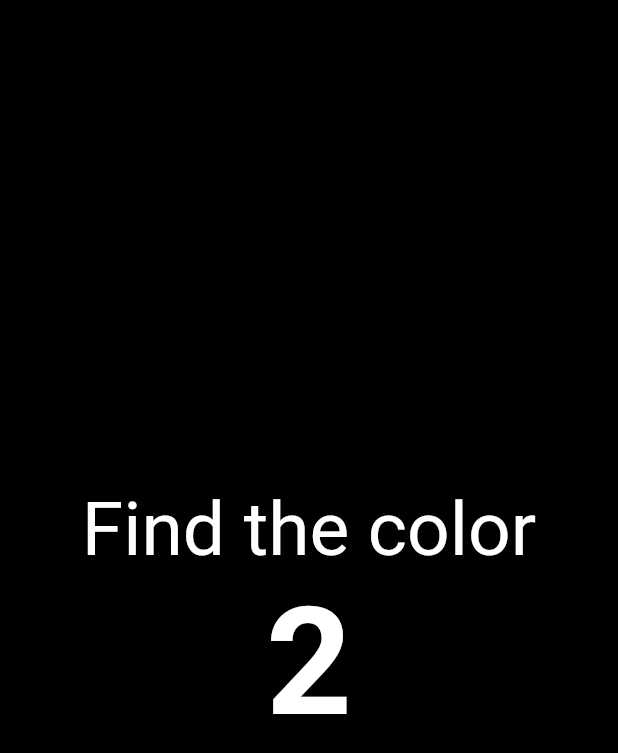
After one commit to JeremyTaraba/realcolor, a Flutter app: the Unlimited_Challenge_Page screen opened directly, on a phone screen of 412 x 824 dp. The commit adds this screen. Shown: the top 753 px of the screen. Run offline on Flutter 3.47's test engine with Material 3 defaults, Android fonts, the phone set to English and light mode, and no system bars.

Commit message:
Added countdown timer

```diff
--- a/lib/pages/unlimited_challenge_page.dart
+++ b/lib/pages/unlimited_challenge_page.dart
@@ -1,4 +1,7 @@
+import 'package:flutter/foundation.dart';
 import 'package:flutter/material.dart';
+
+import 'package:realcolor/utilities/countdown.dart';
 
 class Unlimited_Challenge_Page extends StatefulWidget {
   const Unlimited_Challenge_Page({super.key});
@@ -8,8 +11,17 @@ class Unlimited_Challenge_Page extends StatefulWidget {
 }
 
 class _Unlimited_Challenge_PageState extends State<Unlimited_Challenge_Page> {
+  final countdownValue = ValueNotifier(0);
+
   @override
   Widget build(BuildContext context) {
-    return const Placeholder();
+    return Scaffold(
+      body: ChallengeCountdown(
+        countdownValue: countdownValue,
+        challengeWidget: Container(
+          color: Colors.blue,
+        ),
+      ),
+    );
   }
 }
--- /dev/null
+++ b/lib/utilities/countdown.dart
@@ -0,0 +1,105 @@
+import 'package:flutter/cupertino.dart';
+import 'package:flutter/foundation.dart';
+import 'package:flutter/material.dart';
+import 'dart:async';
+
+class ChallengeCountdown extends StatefulWidget {
+  ChallengeCountdown({
+    super.key,
+    required this.countdownValue,
+    required this.challengeWidget,
+  });
+
+  final ValueListenable<int> countdownValue;
+  final Widget challengeWidget;
+
+  @override
+  State<ChallengeCountdown> createState() => _ChallengeCountdownState();
+}
+
+class _ChallengeCountdownState extends State<ChallengeCountdown> {
+  final Future<String> _countdown = Future<String>.delayed(
+    const Duration(seconds: 3),
+    () => 'Countdown finished',
+  );
+
+  Duration _duration = const Duration(seconds: 3);
+
+  Timer? _timer;
+
+  late int _countdownValue;
+
+  bool _visible = true;
+
+  void initState() {
+    super.initState();
+    // Start the countdown timer
+    _countdownValue = _duration.inSeconds;
+    startTimer();
+  }
+
+  @override
+  void dispose() {
+    // Cancel the timer to avoid memory leaks
+    _timer?.cancel();
+    super.dispose();
+  }
+
+  @override
+  Widget build(BuildContext context) {
+    return FutureBuilder(
+        future: startTimer(),
+        builder: (BuildContext context, AsyncSnapshot<dynamic> snapshot) {
+          if (snapshot.hasData) {
+            return widget.challengeWidget;
+          } else {
+            return Container(
+              color: Colors.black,
+              child: Align(
+                alignment: Alignment.center,
+                child: AnimatedOpacity(
+                  opacity: _visible ? 1.0 : 0.0,
+                  duration: const Duration(milliseconds: 700),
+                  child: RichText(
+                    textAlign: TextAlign.center,
+                    textScaler: MediaQuery.of(context).textScaler,
+                    text: TextSpan(
+                      style: TextStyle(
+                        fontSize: 20.0,
+                        color: Colors.black,
+                      ),
+                      children: <TextSpan>[
+                        TextSpan(text: "Find the color\n", style: TextStyle(color: Colors.white, fontSize: 50)),
+                        TextSpan(
+                          text: _countdownValue.toString(),
+                          style: TextStyle(fontWeight: FontWeight.bold, fontSize: 100, color: Colors.white),
+                        ),
+                      ],
+                    ),
+                  ),
+                ),
+              ),
+            );
+          }
+        });
+  }
+
+  Future<String> startTimer() async {
+    _timer = Timer.periodic(const Duration(seconds: 1), (timer) {
+      if (_duration.inSeconds <= 0) {
+        // Countdown is finished
+        timer.cancel();
+
+        // Perform any desired action when the countdown is completed
+      } else {
+        // Update the countdown value and decrement by 1 second
+        setState(() {
+          _visible = !_visible;
+          _countdownValue = _duration.inSeconds;
+          _duration = _duration - const Duration(seconds: 1);
+        });
+      }
+    });
+    return _countdown;
+  }
+}
```
